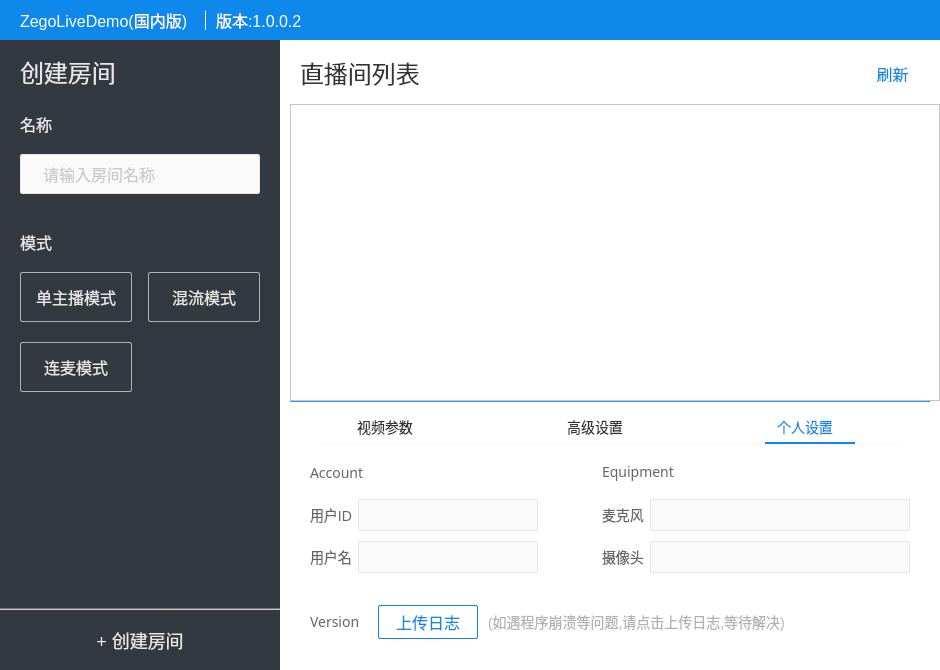
Old version of the form windows/LiveDemo5/ZegoLiveDemo/ZegoMainDialog.ui in the repository 1815368076/ZegoLiveDemo5Rtp.
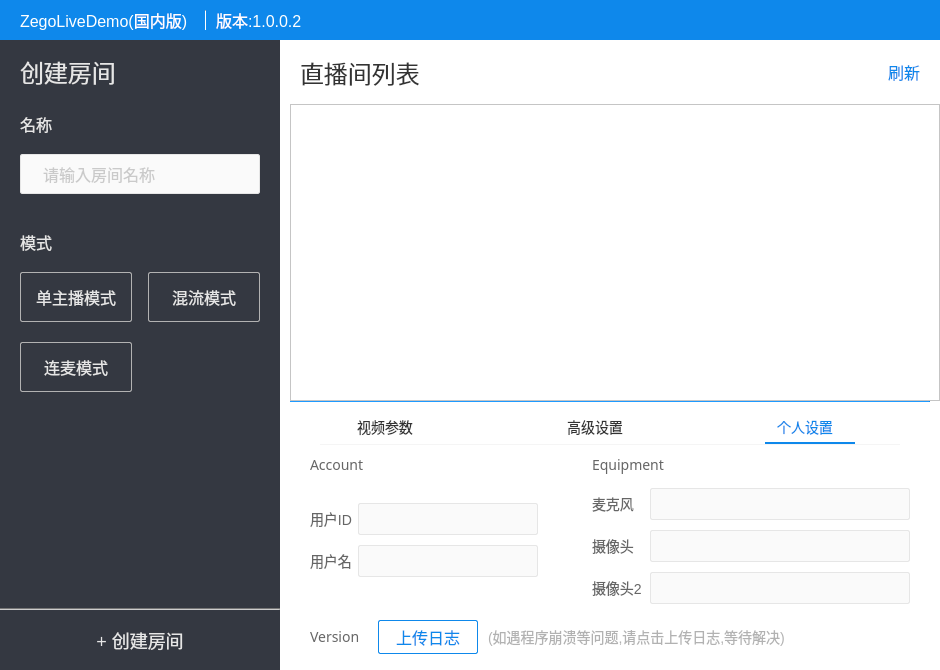
New version of the form. The open tabs and pages were chosen to show the change. Icons and pictures are not drawn. Custom widgets are drawn as their Qt base class.

```diff
--- a/windows/LiveDemo5/ZegoLiveDemo/ZegoMainDialog.ui
+++ b/windows/LiveDemo5/ZegoLiveDemo/ZegoMainDialog.ui
@@ -902,7 +902,7 @@
                <number>20</number>
               </property>
               <property name="rightMargin">
-               <number>20</number>
+               <number>0</number>
               </property>
               <item>
                <widget class="QLabel" name="m_TitleList">
@@ -932,6 +932,19 @@
                 </property>
                </widget>
               </item>
+              <item>
+               <spacer name="horizontalSpacer_30">
+                <property name="orientation">
+                 <enum>Qt::Horizontal</enum>
+                </property>
+                <property name="sizeHint" stdset="0">
+                 <size>
+                  <width>40</width>
+                  <height>20</height>
+                 </size>
+                </property>
+               </spacer>
+              </item>
               <item>
                <widget class="ZegoProgressIndicator" name="m_progIndicator" native="true">
                 <property name="minimumSize">
@@ -949,17 +962,23 @@
                </widget>
               </item>
               <item>
-               <widget class="QPushButton" name="m_bRefreshRoomList">
+               <widget class="ZegoImageButton" name="m_bRefreshRoomList">
+                <property name="sizePolicy">
+                 <sizepolicy hsizetype="Minimum" vsizetype="Fixed">
+                  <horstretch>0</horstretch>
+                  <verstretch>0</verstretch>
+                 </sizepolicy>
+                </property>
                 <property name="minimumSize">
                  <size>
-                  <width>55</width>
-                  <height>20</height>
+                  <width>0</width>
+                  <height>0</height>
                  </size>
                 </property>
                 <property name="maximumSize">
                  <size>
-                  <width>55</width>
-                  <height>20</height>
+                  <width>16777215</width>
+                  <height>16777215</height>
                  </size>
                 </property>
                 <property name="cursor">
@@ -979,6 +998,17 @@
      text-align: top;
      border: none;
  }
+
+QPushButton:hover{
+    color: #0f8ff7;
+}
+
+QPushButton:pressed{
+    color: #0d80de;
+}
+
+
+
 </string>
                 </property>
                 <property name="text">
@@ -993,6 +1023,22 @@
                 </property>
                </widget>
               </item>
+              <item>
+               <spacer name="horizontalSpacer_31">
+                <property name="orientation">
+                 <enum>Qt::Horizontal</enum>
+                </property>
+                <property name="sizeType">
+                 <enum>QSizePolicy::Fixed</enum>
+                </property>
+                <property name="sizeHint" stdset="0">
+                 <size>
+                  <width>20</width>
+                  <height>20</height>
+                 </size>
+                </property>
+               </spacer>
+              </item>
              </layout>
             </item>
             <item>
@@ -4113,15 +4159,21 @@
                     <property name="spacing">
                      <number>0</number>
                     </property>
+                    <property name="bottomMargin">
+                     <number>0</number>
+                    </property>
                     <item>
                      <spacer name="verticalSpacer_7">
                       <property name="orientation">
                        <enum>Qt::Vertical</enum>
                       </property>
+                      <property name="sizeType">
+                       <enum>QSizePolicy::Fixed</enum>
+                      </property>
                       <property name="sizeHint" stdset="0">
                        <size>
                         <width>20</width>
-                        <height>18</height>
+                        <height>10</height>
                        </size>
                       </property>
                      </spacer>
@@ -4154,7 +4206,7 @@
                       <property name="sizeHint" stdset="0">
                        <size>
                         <width>20</width>
-                        <height>16</height>
+                        <height>20</height>
                        </size>
                       </property>
                      </spacer>
@@ -4302,6 +4354,19 @@
                       </item>
                      </layout>
                     </item>
+                    <item>
+                     <spacer name="verticalSpacer_36">
+                      <property name="orientation">
+                       <enum>Qt::Vertical</enum>
+                      </property>
+                      <property name="sizeHint" stdset="0">
+                       <size>
+                        <width>20</width>
+                        <height>20</height>
+                       </size>
+                      </property>
+                     </spacer>
+                    </item>
                    </layout>
                   </item>
                   <item>
@@ -4330,10 +4395,13 @@
                       <property name="orientation">
                        <enum>Qt::Vertical</enum>
                       </property>
+                      <property name="sizeType">
+                       <enum>QSizePolicy::Fixed</enum>
+                      </property>
                       <property name="sizeHint" stdset="0">
                        <size>
-                        <width>20</width>
-                        <height>16</height>
+                        <width>312</width>
+                        <height>10</height>
                        </size>
                       </property>
                      </spacer>
@@ -4365,8 +4433,8 @@
                       </property>
                       <property name="sizeHint" stdset="0">
                        <size>
-                        <width>20</width>
-                        <height>16</height>
+                        <width>312</width>
+                        <height>13</height>
                        </size>
                       </property>
                      </spacer>
@@ -4376,9 +4444,15 @@
                       <property name="spacing">
                        <number>10</number>
                       </property>
+                      <property name="bottomMargin">
+                       <number>0</number>
+                      </property>
                       <item>
-                       <layout class="QFormLayout" name="formLayout_3">
-                        <item row="0" column="0">
+                       <layout class="QHBoxLayout" name="horizontalLayout_28">
+                        <property name="spacing">
+                         <number>0</number>
+                        </property>
+                        <item>
                          <widget class="QLabel" name="m_lbMircoPhone">
                           <property name="styleSheet">
                            <string notr="true"> QLabel{
@@ -4392,14 +4466,42 @@
                           </property>
                          </widget>
                         </item>
-                        <item row="0" column="1">
+                        <item>
+                         <spacer name="horizontalSpacer_9">
+                          <property name="orientation">
+                           <enum>Qt::Horizontal</enum>
+                          </property>
+                          <property name="sizeType">
+                           <enum>QSizePolicy::Fixed</enum>
+                          </property>
+                          <property name="sizeHint" stdset="0">
+                           <size>
+                            <width>16</width>
+                            <height>20</height>
+                           </size>
+                          </property>
+                         </spacer>
+                        </item>
+                        <item>
                          <widget class="QComboBox" name="m_cbMircoPhone">
+                          <property name="sizePolicy">
+                           <sizepolicy hsizetype="Expanding" vsizetype="Fixed">
+                            <horstretch>0</horstretch>
+                            <verstretch>0</verstretch>
+                           </sizepolicy>
+                          </property>
                           <property name="minimumSize">
                            <size>
                             <width>260</width>
                             <height>32</height>
                            </size>
                           </property>
+                          <property name="maximumSize">
+                           <size>
+                            <width>16777215</width>
+                            <height>32</height>
+                           </size>
+                          </property>
                           <property name="styleSheet">
                            <string notr="true">  QComboBox{
      padding-left: 10px;
@@ -4489,8 +4591,11 @@
                        </layout>
                       </item>
                       <item>
-                       <layout class="QFormLayout" name="formLayout_4">
-                        <item row="0" column="0">
+                       <layout class="QHBoxLayout" name="horizontalLayout_29">
+                        <property name="spacing">
+                         <number>0</number>
+                        </property>
+                        <item>
                          <widget class="QLabel" name="m_lbCamera">
                           <property name="styleSheet">
                            <string notr="true"> QLabel{
@@ -4504,11 +4609,179 @@
                           </property>
                          </widget>
                         </item>
-                        <item row="0" column="1">
+                        <item>
+                         <spacer name="horizontalSpacer_29">
+                          <property name="orientation">
+                           <enum>Qt::Horizontal</enum>
+                          </property>
+                          <property name="sizeType">
+                           <enum>QSizePolicy::Fixed</enum>
+                          </property>
+                          <property name="sizeHint" stdset="0">
+                           <size>
+                            <width>16</width>
+                            <height>20</height>
+                           </size>
+                          </property>
+                         </spacer>
+                        </item>
+                        <item>
                          <widget class="QComboBox" name="m_cbCamera">
+                          <property name="sizePolicy">
+                           <sizepolicy hsizetype="Expanding" vsizetype="Fixed">
+                            <horstretch>0</horstretch>
+                            <verstretch>0</verstretch>
+                           </sizepolicy>
+                          </property>
                           <property name="minimumSize">
                            <size>
                             <width>260</width>
+                            <height>32</height>
+                           </size>
+                          </property>
+                          <property name="maximumSize">
+                           <size>
+                            <width>16777215</width>
+                            <height>32</height>
+                           </size>
+                          </property>
+                          <property name="styleSheet">
+                           <string notr="true">  QComboBox{
+     padding-left: 10px;
+ }
+
+ QComboBox:!enabled{
+    border: 1px solid #e6e6e6;
+    border-radius: 2px;
+    font-family: 微软雅黑;
+    font-size: 16px;
+	background-color: #fafafa;
+	color: #cccccc;
+ }
+
+ QComboBox:enabled:!hover{
+    border: 1px solid #e6e6e6;
+    border-radius: 2px;
+    font-family: 微软雅黑;
+    font-size: 16px;
+	background-color: #fafafa;
+	color: #666666;
+}
+QComboBox:enabled:hover{
+     border: 1px solid #0e88eb;
+     border-radius: 2px;
+     font-family: 微软雅黑;
+     font-size: 16px;
+	 background-color: #fafafa;
+	 color: #666666;
+}
+
+QComboBox::drop-down{
+    subcontrol-origin: padding;
+    subcontrol-position: top right;
+    width: 20px;
+ 
+    border-left-width: 1px;
+
+    border-top-right-radius: 2px; /* same radius as the QComboBox */
+    border-bottom-right-radius: 2px;
+
+ }
+
+ QComboBox::down-arrow{
+
+     border-image: url(:/Resources/images/down_arrow.png);
+ }
+
+ 
+  QComboBox QAbstractItemView{
+     font-family: 微软雅黑;
+     font-size: 14px;
+     border: 1px solid #0e88eb;
+	 background-color: #ffffff;
+	 border-radius: 2px;
+	 
+  }
+
+ QComboBox QAbstractItemView::item{
+     
+     height: 32px;
+	 font-family: 微软雅黑;
+     font-size: 14px;
+	 color: #666666;
+	 background-color: #ffffff;
+	 padding-left: 10px;
+	 padding-right: 10px;
+ }
+
+ QComboBox QAbstractItemView::item:hover{
+     
+     height: 32px;
+	 font-family: 微软雅黑;
+     font-size: 14px;
+	 color: #ffffff;
+	 background-color: #0e88eb;
+	 padding-left: 10px;
+	 padding-right: 10px;
+ }
+</string>
+                          </property>
+                         </widget>
+                        </item>
+                       </layout>
+                      </item>
+                      <item>
+                       <layout class="QHBoxLayout" name="horizontalLayout_30">
+                        <property name="spacing">
+                         <number>0</number>
+                        </property>
+                        <item>
+                         <widget class="QLabel" name="m_lbCamera2">
+                          <property name="styleSheet">
+                           <string notr="true"> QLabel{
+     font-family: 微软雅黑;
+     font-size: 14px;
+	 color: #666666;
+ }</string>
+                          </property>
+                          <property name="text">
+                           <string>摄像头2</string>
+                          </property>
+                         </widget>
+                        </item>
+                        <item>
+                         <spacer name="horizontalSpacer_33">
+                          <property name="orientation">
+                           <enum>Qt::Horizontal</enum>
+                          </property>
+                          <property name="sizeType">
+                           <enum>QSizePolicy::Fixed</enum>
+                          </property>
+                          <property name="sizeHint" stdset="0">
+                           <size>
+                            <width>8</width>
+                            <height>20</height>
+                           </size>
+                          </property>
+                         </spacer>
+                        </item>
+                        <item>
+                         <widget class="QComboBox" name="m_cbCamera2">
+                          <property name="sizePolicy">
+                           <sizepolicy hsizetype="Expanding" vsizetype="Fixed">
+                            <horstretch>0</horstretch>
+                            <verstretch>0</verstretch>
+                           </sizepolicy>
+                          </property>
+                          <property name="minimumSize">
+                           <size>
+                            <width>260</width>
+                            <height>32</height>
+                           </size>
+                          </property>
+                          <property name="maximumSize">
+                           <size>
+                            <width>16777215</width>
                             <height>32</height>
                            </size>
                           </property>
@@ -4610,8 +4883,8 @@
                   </property>
                   <property name="sizeHint" stdset="0">
                    <size>
-                    <width>20</width>
-                    <height>18</height>
+                    <width>591</width>
+                    <height>13</height>
                    </size>
                   </property>
                  </spacer>
@@ -4771,8 +5044,8 @@
                   </property>
                   <property name="sizeHint" stdset="0">
                    <size>
-                    <width>20</width>
-                    <height>18</height>
+                    <width>591</width>
+                    <height>13</height>
                    </size>
                   </property>
                  </spacer>
@@ -4821,6 +5094,11 @@
    <extends>QTableView</extends>
    <header>ZegoRoomList.h</header>
   </customwidget>
+  <customwidget>
+   <class>ZegoImageButton</class>
+   <extends>QPushButton</extends>
+   <header location="global">ZegoImageButton.h</header>
+  </customwidget>
  </customwidgets>
  <resources>
   <include location="ZegoMainDialog.qrc"/>
```
Left out of the diff: 247 changed lines with no effect on the pictures.
